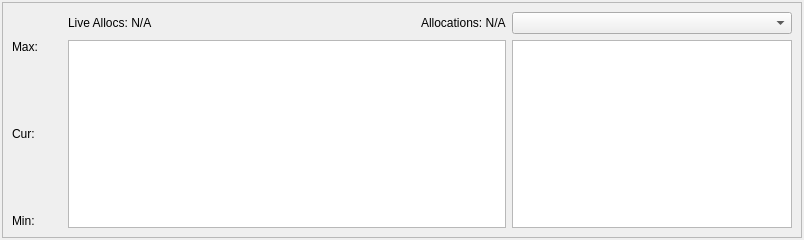
Qt form Code/Tools/Inspector/MemoryWidget.ui (ezEngine/ezEngine) before a commit.
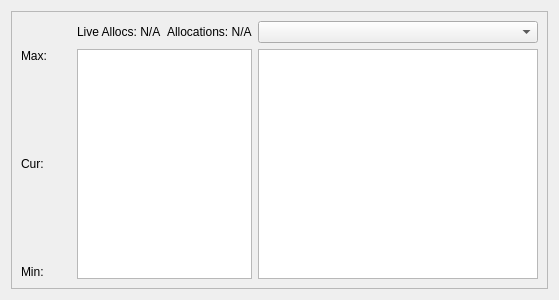
The same form after that commit. Icons and pictures are not drawn.

```diff
--- a/Code/Tools/Inspector/MemoryWidget.ui
+++ b/Code/Tools/Inspector/MemoryWidget.ui
@@ -1,47 +1,19 @@
 <?xml version="1.0" encoding="UTF-8"?>
 <ui version="4.0">
  <class>MemoryWidget</class>
- <widget class="QDockWidget" name="MemoryWidget">
+ <widget class="QWidget" name="MemoryWidget">
   <property name="geometry">
    <rect>
     <x>0</x>
     <y>0</y>
-    <width>804</width>
-    <height>240</height>
+    <width>400</width>
+    <height>300</height>
    </rect>
   </property>
-  <property name="minimumSize">
-   <size>
-    <width>534</width>
-    <height>200</height>
-   </size>
-  </property>
-  <property name="features">
-   <set>QDockWidget::AllDockWidgetFeatures</set>
-  </property>
-  <property name="allowedAreas">
-   <set>Qt::AllDockWidgetAreas</set>
-  </property>
   <property name="windowTitle">
    <string>Memory</string>
   </property>
-  <widget class="QWidget" name="dockWidgetContents">
    <layout class="QHBoxLayout" name="horizontalLayout">
-    <property name="spacing">
-     <number>0</number>
-    </property>
-    <property name="leftMargin">
-     <number>2</number>
-    </property>
-    <property name="topMargin">
-     <number>2</number>
-    </property>
-    <property name="rightMargin">
-     <number>2</number>
-    </property>
-    <property name="bottomMargin">
-     <number>2</number>
-    </property>
     <item>
      <widget class="QFrame" name="frame">
       <property name="frameShape">
@@ -196,7 +168,6 @@
      </widget>
     </item>
    </layout>
-  </widget>
  </widget>
  <resources>
   <include location="resources.qrc"/>
```
Left out of the diff: 2 changed lines with no effect on the pictures. Lines whose indentation alone changed are shown as unchanged.
